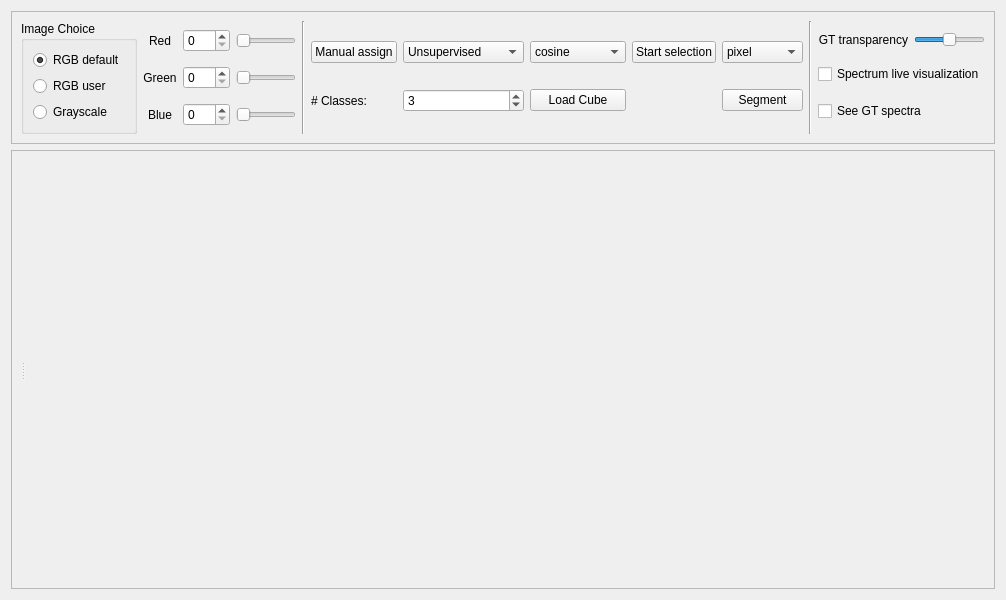
Above: ground_truth/ground_truth_window.ui from Llanik/Hypertool before the change. Below: the same form after it.
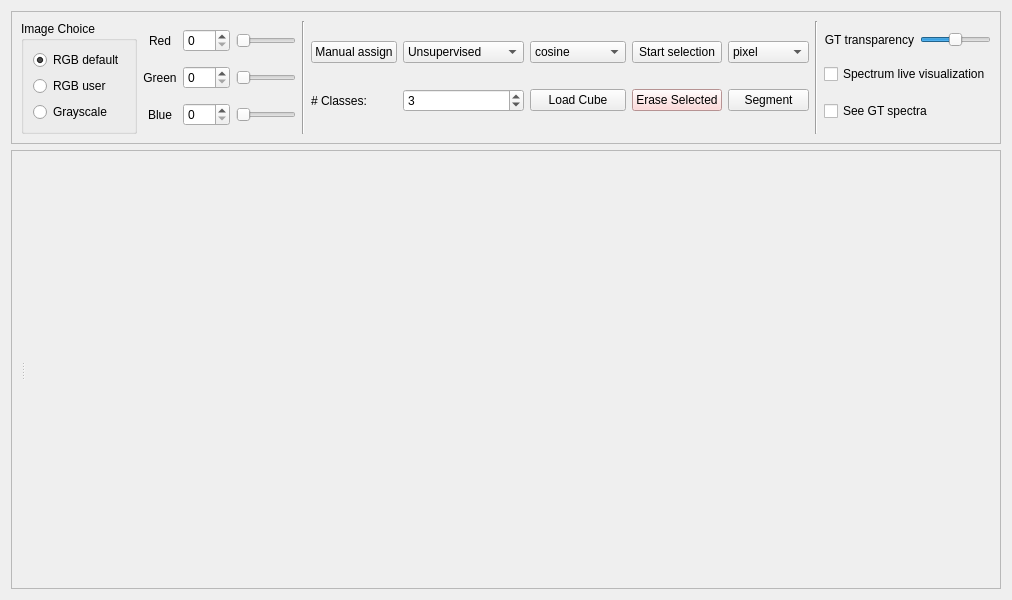
That is the form after the change.

Commit message: Erase Mode OK .. .BUT .. no se vee la selction anterior en pixel mode when drag

What changed in the file:
```diff
--- a/ground_truth/ground_truth_window.ui
+++ b/ground_truth/ground_truth_window.ui
@@ -299,6 +299,19 @@
           </property>
          </widget>
         </item>
+        <item row="2" column="5">
+         <widget class="QPushButton" name="pushButton_erase_selected_pix">
+          <property name="styleSheet">
+           <string notr="true">background-color: rgb(255, 206, 206);</string>
+          </property>
+          <property name="text">
+           <string>Erase Selected</string>
+          </property>
+          <property name="checkable">
+           <bool>true</bool>
+          </property>
+         </widget>
+        </item>
        </layout>
       </item>
       <item>
```
The commit also changes 3 other files.
